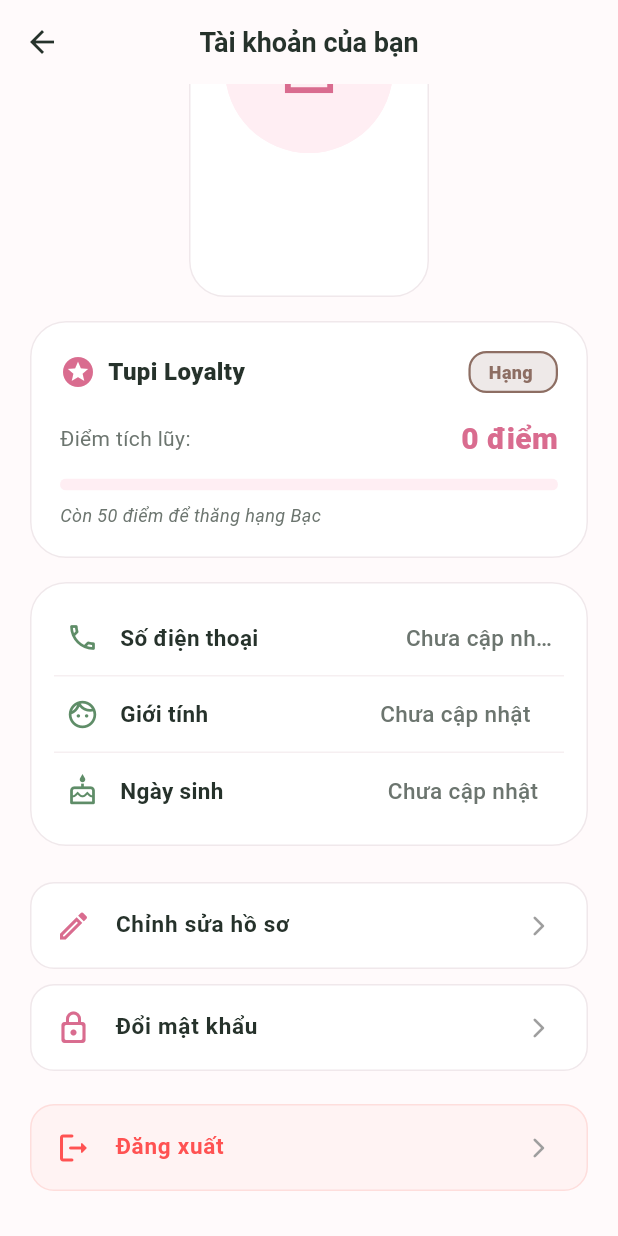
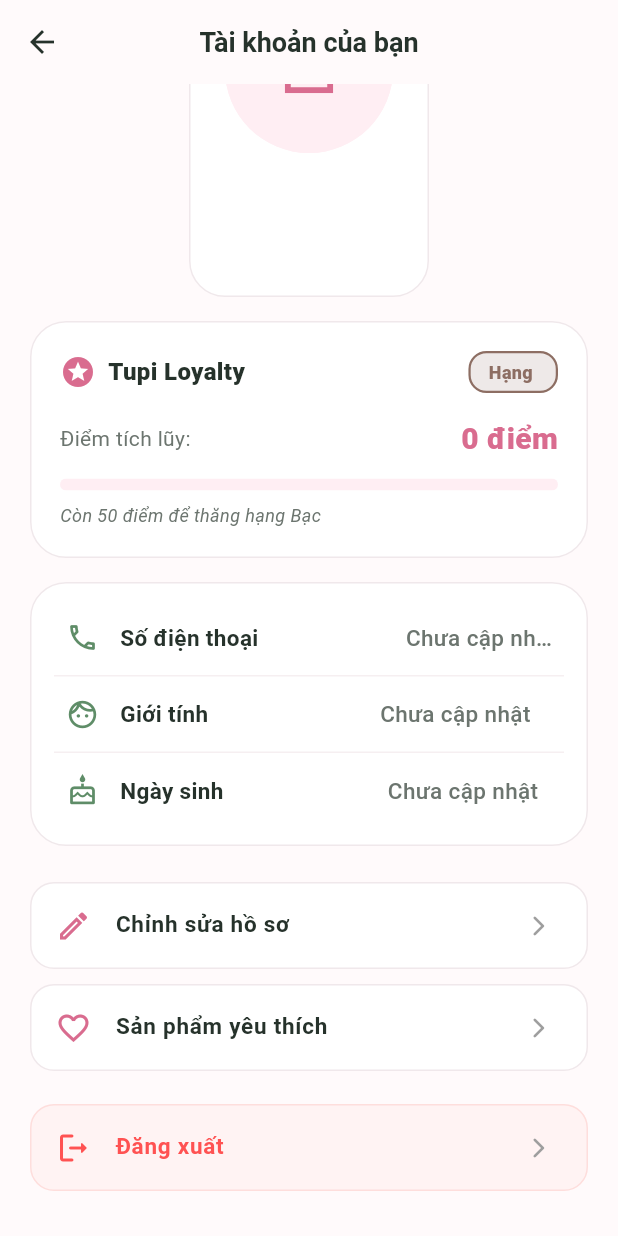
Before and after one commit to lehongphuc-12/tupi_house, a Flutter app: the ProfileScreen screen opened directly, scrolled down 110 dp, on a phone screen of 412 x 824 dp. Run offline on Flutter 3.47's test engine with Material 3 defaults, Android fonts, the phone set to English and light mode, and no system bars; our stand-ins replace cloud_firestore, firebase_auth, firebase_core, firebase_messaging, flutter_html, flutter_local_notifications and 2 more; accounts and stored records are empty; network calls fail.

Commit message:
fix profile screen

```diff
--- a/lib/screens/profile/profile_screen.dart
+++ b/lib/screens/profile/profile_screen.dart
@@ -154,8 +154,8 @@ class _ProfileScreenState extends State<ProfileScreen> {
             ),
             // Hiển thị mục đổi mật khẩu cho cả Email/Password và Google Account
             _buildActionItem(
-              icon: Icons.lock_outline_rounded,
-              title: 'Đổi mật khẩu',
+              icon: Icons.favorite_outline,
+              title: 'Sản phẩm yêu thích',
               onTap: () {
                 Navigator.of(context).push(
                   MaterialPageRoute(
```
